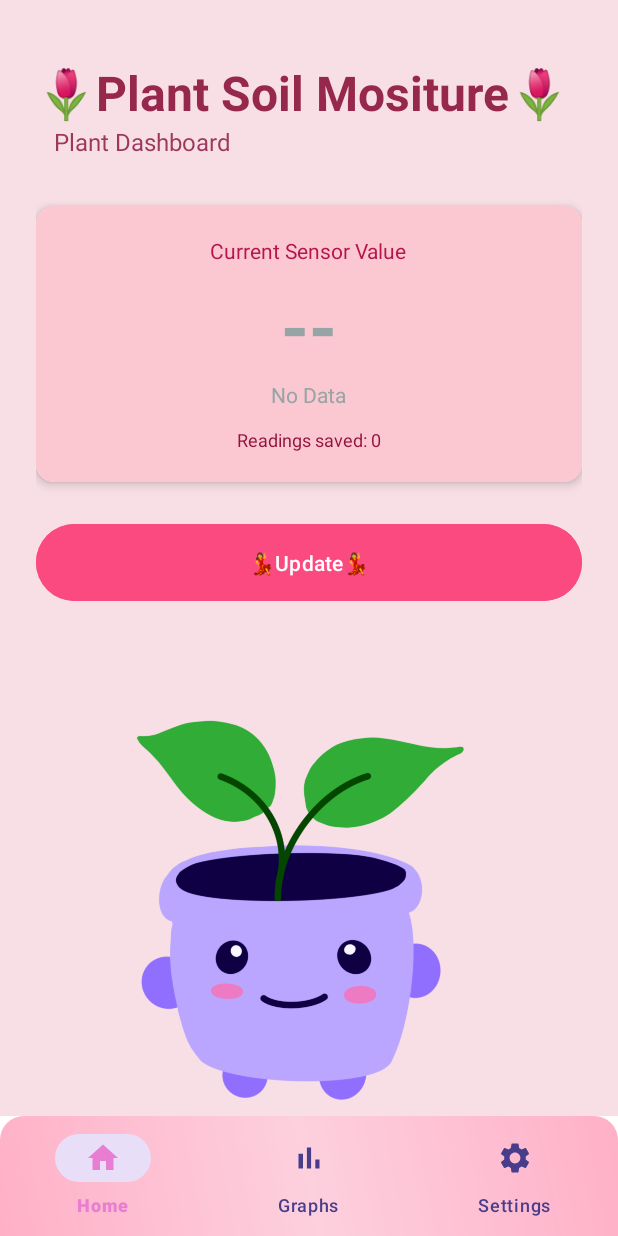
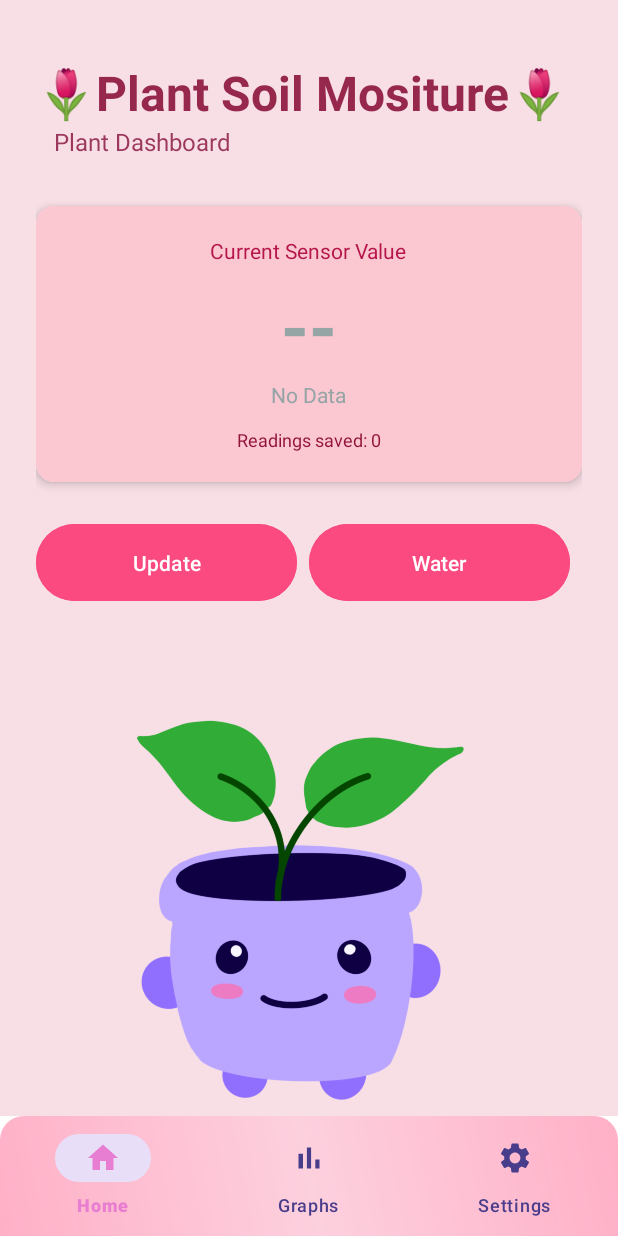
Before and after one commit to MaddieMistCodes/Auto-Watering-Soil-Checker, an Android app: the screen it shows after launch (MainActivity), on a phone screen of 412 x 824 dp. Run offline under Robolectric (Android 15) with nearby library versions, the light colour scheme and no system bars; our stand-ins replace Firebase (no records; nobody signed in at launch, a user with empty details on screens opened directly); 1 statement that could not run was skipped.

Commit message:
Initial commit

```diff
--- a/app/src/main/java/com/example/example2/MainActivity.java
+++ b/app/src/main/java/com/example/example2/MainActivity.java
@@ -1,18 +1,27 @@
+// Package declaration - this file belongs to com.example.example2
 package com.example.example2;
-// Package declaration - this file belongs to com.example.example2
+// Creates a category for your notifications
 import android.app.NotificationChannel;
+// The system service that manages and displays notifications
 import android.app.NotificationManager;
+// Simple key-value storage for saving small bits of data
 import android.content.SharedPreferences;
+// Lets you check what Android version the device is running
 import android.os.Build;
+// A container for passing data between activities or saving state
 import android.os.Bundle;
-// Bundle is used to save/restore activity state
+
+// An annotation that marks a parameter as never being null
 import androidx.annotation.NonNull;
-import androidx.appcompat.app.AppCompatActivity;
 // App compact activity is the base class for activities
 // Provides backwards compatible features
+import androidx.appcompat.app.AppCompatActivity;
+
+// Used to navigate between activities
 import android.content.Intent;
 
 import android.graphics.Color;
+//The base class for all UI elements
 import android.view.View;
 import android.widget.Button;
 import android.widget.ImageView;
@@ -20,24 +29,36 @@ import android.widget.TextView;
 import android.widget.EditText;
 import android.widget.Toast;
 
+// Builds notifications in a backwards compatible way
 import androidx.core.app.NotificationCompat;
+// Sends notifications in a backwards compatible way
 import androidx.core.app.NotificationManagerCompat;
+
+// Schedules a task to run repeatedly
 import androidx.work.PeriodicWorkRequest;
+// Manages and runs your background tasks reliably
 import androidx.work.WorkManager;
+// Controls what happens if you schedule a task that already exists
 import androidx.work.ExistingPeriodicWorkPolicy;
 import java.util.concurrent.TimeUnit;
 
+// A snapshot of data read from Firebase at a point in time
 import com.google.firebase.database.DataSnapshot;
+// Represents an error that occurred when reading Firebase
 import com.google.firebase.database.DatabaseError;
+// A reference/pointer to a specific location in your Firebase database
 import com.google.firebase.database.DatabaseReference;
+// The entry point for accessing Firebase Realtime Database
 import com.google.firebase.database.FirebaseDatabase;
-
-import com.google.android.material.bottomnavigation.BottomNavigationView;
+// The bottom navigation bar with tabs
 import com.google.firebase.database.ValueEventListener;
 
+// The bottom navigation bar with tabs
+import com.google.android.material.bottomnavigation.BottomNavigationView;
+// Lets you play frame-by-frame animations on an ImageView
 import android.graphics.drawable.AnimationDrawable;
 
-// Imports for plant puns
+// Creates stylish Material Design popup dialogs for plant puns
 import com.google.android.material.dialog.MaterialAlertDialogBuilder;
 import java.util.Random;
 
@@ -49,12 +70,13 @@ public class MainActivity extends AppCompatActivity{
     // Members - accessible through the class
     private TextView tvSensorValue;
     private TextView tvSensorStatus;
-    //private EditText etTestValue;
     private Button btnUpdate;
     private TextView tvReadingCount;
     private ImageView ivPlantCharacter;
-    // the - stores the latest reading
+    private Button btnWater;
+
     private int currentMoisture = -1;
+    // Stores the latest reading
 
     // Colour constants
     // Converting hex colour to integer
@@ -64,9 +86,13 @@ public class MainActivity extends AppCompatActivity{
     private static final int COLOR_BLUE = Color.parseColor("#4ECDC4");
 
     // Threshold Constants
-    private static final int THRESHOLD_LOW = 30;
-    private static final int THRESHOLD_HIGH = 65;
-    private static final int THRESHOLD_TOO_HIGH = 85;
+    public static final int THRESHOLD_LOW = 30;
+    public static final int THRESHOLD_HIGH = 65;
+    public static final int THRESHOLD_TOO_HIGH = 85;
+
+    // private boolean lastPumpState = false;
+    private boolean autoTriggerActive = false;
+    private boolean manualOverride = false;
 
     // Firebase reference
     private DatabaseReference database;
@@ -85,7 +111,7 @@ public class MainActivity extends AppCompatActivity{
         initialiseViews();
         database = FirebaseDatabase.getInstance().getReference("sensor");
 
-        // Testing method to ensure appropriate value appears to reader once app opens
+        // Method to ensure appropriate value appears to reader once app opens
         startRealtimeUpdates();
 
         setUpBottomNavigation();
@@ -97,23 +123,26 @@ public class MainActivity extends AppCompatActivity{
 
     }
     private void scheduleHourlyMoistureCheck() {
+        // Control when worker method is called
         PeriodicWorkRequest moistureCheck = new PeriodicWorkRequest.Builder(
                 // Determines how often moisturecheck is called
                 MoistureCheckWorker.class,
                 2, TimeUnit.HOURS)
                 .build();
+        // Method allows you to enqueue a uniquely-named PeriodicWorkRequest
         WorkManager.getInstance(this).enqueueUniquePeriodicWork(
                 "moistureCheck",
+                // If existing work, do nothing
                 ExistingPeriodicWorkPolicy.KEEP,
                 moistureCheck);
     }
+    // Runs every time the app comes back to the foreground i.e when device wakes from sleep
     protected void onResume() {
         super.onResume();
-        //updateReadingCount();
-        //readFirebaseData();
+        // Ensure always latest reading when resuming the app
         SharedPreferences prefs = getSharedPreferences("MyApp", MODE_PRIVATE);
         int lastReading = prefs.getInt("lastReading", -1);
-        // only restore if real reading, avoids -1 being displayed on initial set up
+        // Only restore if real reading, avoids -1 being displayed on initial set up
         if (lastReading != -1) {
             tvSensorValue.setText(String.valueOf(lastReading));
             updateValueColour(lastReading);
@@ -167,6 +196,7 @@ public class MainActivity extends AppCompatActivity{
         tvSensorStatus = findViewById(R.id.tvSensorStatus);
         tvSensorValue = findViewById(R.id.tvSensorValue);
         btnUpdate = findViewById(R.id.btnUpdate);
+        btnWater = findViewById(R.id.btnWater);
         tvReadingCount = findViewById(R.id.tvReadingCount);
         ivPlantCharacter = findViewById(R.id.ivPlantCharacter);
     }
@@ -177,6 +207,28 @@ public class MainActivity extends AppCompatActivity{
             public void onClick(View v) {
                 readFirebaseData();
             }
+        });
+        // Manual Watering
+        btnWater.setOnClickListener(v -> {
+            manualOverride = true; // Prevents auto-logic from interfering
+
+            // Turn ON
+            database.child("pump").setValue(true).addOnSuccessListener(aVoid -> {
+                Toast.makeText(this, "Manual watering started 💧", Toast.LENGTH_SHORT).show();
+
+                // Wait 2 seconds (longer than ESP32 check time)
+                new android.os.Handler().postDelayed(() -> {
+                    // Turn OFF
+                    database.child("pump").setValue(false);
+
+                    // Release override after a small buffer
+                    new android.os.Handler().postDelayed(() -> {
+                        manualOverride = false;
+                        // 1 second buffer
+                    }, 1000);
+                    // 2 second water
+                }, 2000);
+            });
         });
     }
     private void updateValueColour(int value){
@@ -236,18 +288,13 @@ public class MainActivity extends AppCompatActivity{
 
                 // Basically jots down a note of the latest reading
                 SharedPreferences prefs = getSharedPreferences("MyApp", MODE_PRIVATE);
+
                 prefs.edit().putInt("lastReading", moistureInt).apply();
 
                 tvSensorValue.setText(String.valueOf(moistureInt));
                 updateValueColour(moistureInt);
-                //DataManager.getInstance().addReading(moistureInt);
-                //updateReadingCount();
+                    sendNotification(moistureInt);
 
-                // added notification check
-                //int threshold = prefs.getInt("threshold", 30);
-                //if(moistureInt < threshold){
-                    sendNotification(moistureInt);
-                //}
 
                 // Save reading with timestamp to Firebase
                 long timestamp = System.currentTimeMillis();
@@ -328,20 +375,46 @@ public class MainActivity extends AppCompatActivity{
     }
     // Real time updates on tv Sensor value
     private void startRealtimeUpdates() {
+
         database.child("moisture").addValueEventListener(new ValueEventListener() {
+
             @Override
             public void onDataChange(@NonNull DataSnapshot snapshot) {
+
                 if (snapshot.exists()) {
+
                     int moistureInt = Integer.parseInt(snapshot.getValue().toString());
                     currentMoisture = moistureInt;
-                    // Update the UI immediately when Firebase changes
+
                     tvSensorValue.setText(String.valueOf(moistureInt));
-                    // Update according to parameters
                     updateValueColour(moistureInt);
 
-                    // Save to prefs so it's there on next app launch
-                    getSharedPreferences("MyApp", MODE_PRIVATE)
-                            .edit().putInt("lastReading", moistureInt).apply();
+                    SharedPreferences prefs = getSharedPreferences("MyApp", MODE_PRIVATE);
+                    prefs.edit().putInt("lastReading", moistureInt).apply();
+
+                    // AUTO WATERING when checking firebase reading
+                    // Get preference for settings
+                    boolean automationEnabled = prefs.getBoolean("automationEnabled", false);
+
+                    if (automationEnabled && !manualOverride) {
+
+                        boolean shouldWater = moistureInt < 20;
+
+                        // auto trigger prevents multiple fires
+                        if (shouldWater && !autoTriggerActive) {
+
+                            autoTriggerActive = true;
+
+                            database.child("pump").setValue(true);
+                            Toast.makeText(MainActivity.this,
+                                    "Auto watering 💧", Toast.LENGTH_SHORT).show();
+
+                            new android.os.Handler().postDelayed(() -> {
+                                database.child("pump").setValue(false);
+                                autoTriggerActive = false;
+                            }, 1000);
+                        }
+                    }
                 }
             }
 
--- a/app/src/main/java/com/example/example2/SensorReading.java
+++ b/app/src/main/java/com/example/example2/SensorReading.java
@@ -1,9 +1,12 @@
 package com.example.example2;
 
+// Class with helper methods for the graphsActivity. Methods to get timestamp(), values() and
+// status based on conditionals
 public class SensorReading {
     private int value;
     private long timestamp;
 
+    // Constructor when making object
     public SensorReading(int value, long timestamp){
         this.value = value;
         this.timestamp = timestamp;
--- a/app/src/main/java/com/example/example2/SettingsActivity.java
+++ b/app/src/main/java/com/example/example2/SettingsActivity.java
@@ -105,8 +105,10 @@ public class SettingsActivity extends AppCompatActivity {
             boolean automationEnabled = switchAutomation.isChecked();
             boolean notificationsEnabled = switchNotifications.isChecked();
 
-            // ← added threshold reading and saving
+            // Added threshold reading and saving
             String thresholdStr = etThreshold.getText().toString();
+            // tenary operation - short way of if else
+            // condition ? valueIfTrue : valueIfFalse
             int threshold = thresholdStr.isEmpty() ? 30 : Integer.parseInt(thresholdStr);
 
             SharedPreferences prefs = getSharedPreferences("MyApp", MODE_PRIVATE);
@@ -164,7 +166,7 @@ public class SettingsActivity extends AppCompatActivity {
                             csv.append(dateTime).append(",").append(value).append("\n");
                         }
 
-                        // Generate filename with unique timestamp idnetifier
+                        // Generate filename with unique timestamp identifier
                         try {
                             String fileName = "moisture_readings_" +
                                     new SimpleDateFormat("yyyyMMdd_HHmmss", Locale.getDefault())
--- a/app/src/main/res/layout/activity_main.xml
+++ b/app/src/main/res/layout/activity_main.xml
@@ -26,6 +26,9 @@ android:background="#FFFFFF" - White background (hex colour)
     height = 0dp, means calculate my height
     weight = 1, means take all remaining space
     result: fills everything except navigation bar
+    wrap_content shrinks to fit content
+    match_parent stretches to fit parent
+    0dp height - let system decide the size
     -->
 
     <ScrollView
@@ -144,13 +147,25 @@ android:background="#FFFFFF" - White background (hex colour)
 
                 <Button
                     android:id="@+id/btnUpdate"
-                    android:layout_width="match_parent"
+                    android:layout_width="0dp"
                     android:layout_height="wrap_content"
-                    android:layout_gravity="center"
+                    android:layout_weight="1"
+                    android:layout_marginEnd="8dp"
                     android:backgroundTint="#FA4A80"
                     android:padding="16dp"
-                    android:text="💃Update💃"
+                    android:text="Update"
                     android:textColor="#FFFFFF" />
+
+                <Button
+                    android:id="@+id/btnWater"
+                    android:layout_width="0dp"
+                    android:layout_height="wrap_content"
+                    android:layout_weight="1"
+                    android:layout_marginEnd="8dp"
+                    android:backgroundTint="#FA4A80"
+                    android:padding="16dp"
+                    android:text="Water"
+                    android:textColor="#FFFFFF"/>
 
             </LinearLayout>
 
```
Also changed, not shown: app/src/main/java/com/example/example2/MoistureCheckWorker.java (+6 -3 lines).
